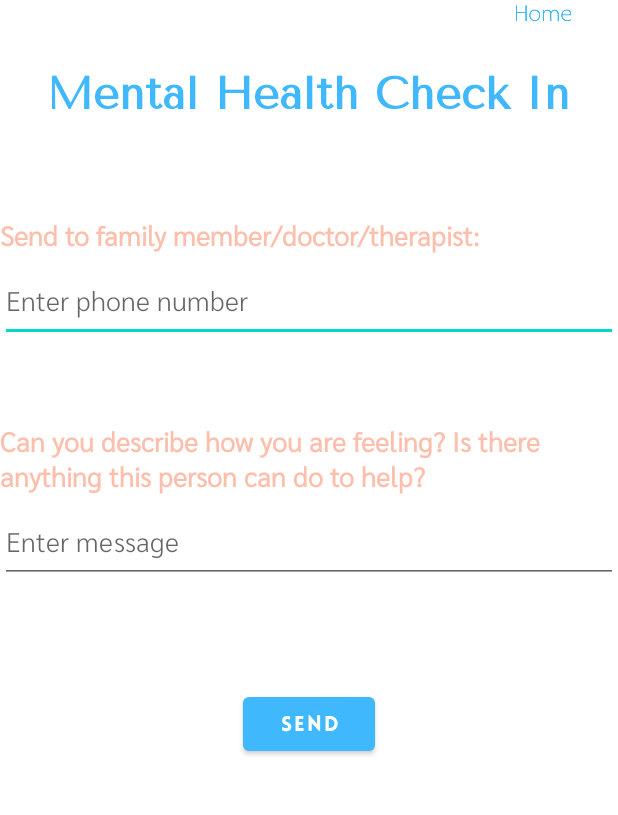
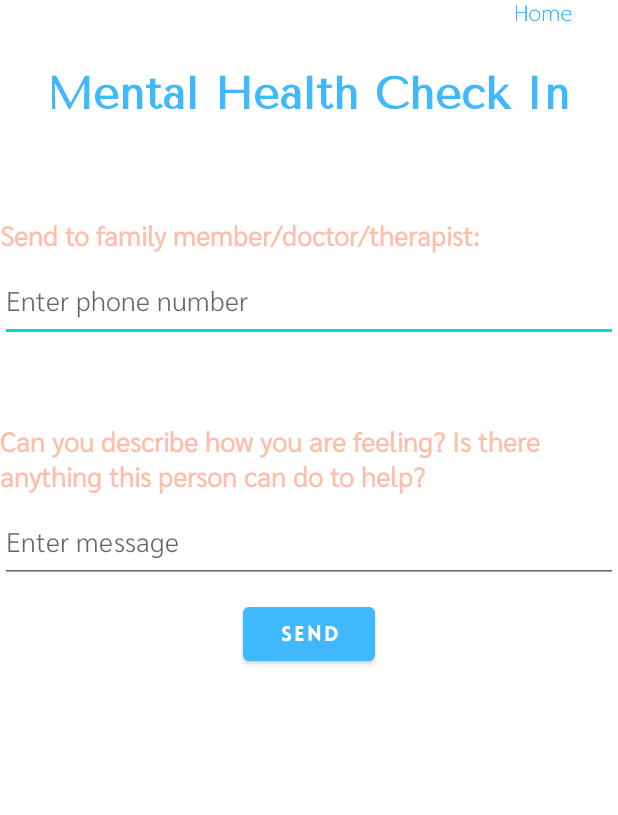
Before and after one commit to AlexaBaxter/StrokeApp, an Android app: the MentalActivity screen opened directly, with no data from a screen before it, on a phone screen of 412 x 824 dp, the part 128-943 px from its top. Run offline under Robolectric (Android 15) with nearby library versions, the phone set to English and light mode, and no system bars.

Commit message:
fixed mental health messaging

```diff
--- a/app/src/main/AndroidManifest.xml
+++ b/app/src/main/AndroidManifest.xml
@@ -3,6 +3,7 @@
     package="com.example.strokeapp">
 
     <uses-permission android:name="android.permission.CAMERA"/>
+    <uses-permission android:name="android.permission.SEND_SMS" />
 
     <application
         android:allowBackup="true"
--- a/app/src/main/res/layout/activity_mental.xml
+++ b/app/src/main/res/layout/activity_mental.xml
@@ -28,14 +28,17 @@
         app:layout_constraintTop_toTopOf="parent"
         app:srcCompat="@drawable/homebackwhite" />
 
+    <ScrollView
+        android:layout_width="match_parent"
+        android:layout_height="wrap_content"
+        app:layout_constraintTop_toBottomOf="@+id/HomeButtonM">
+
         <LinearLayout
             android:layout_width="match_parent"
             android:layout_height="wrap_content"
             android:layout_marginTop="20dp"
             android:gravity="center"
-        android:orientation="vertical"
-        app:layout_constraintEnd_toEndOf="parent"
-        app:layout_constraintTop_toBottomOf="@+id/HomeButtonM">
+            android:orientation="vertical">
 
             <TextView
                 android:id="@+id/titleText"
@@ -94,9 +97,11 @@
                 android:id="@+id/sendButton"
                 android:layout_width="wrap_content"
                 android:layout_height="wrap_content"
-            android:layout_marginTop="70dp"
+                android:layout_marginTop="10dp"
                 android:fontFamily="@font/lovelo"
                 android:text="Send"
                 app:backgroundTint="@color/blue" />
         </LinearLayout>
+    </ScrollView>
+
 </androidx.constraintlayout.widget.ConstraintLayout>
```
Lines whose indentation alone changed are shown as unchanged.
